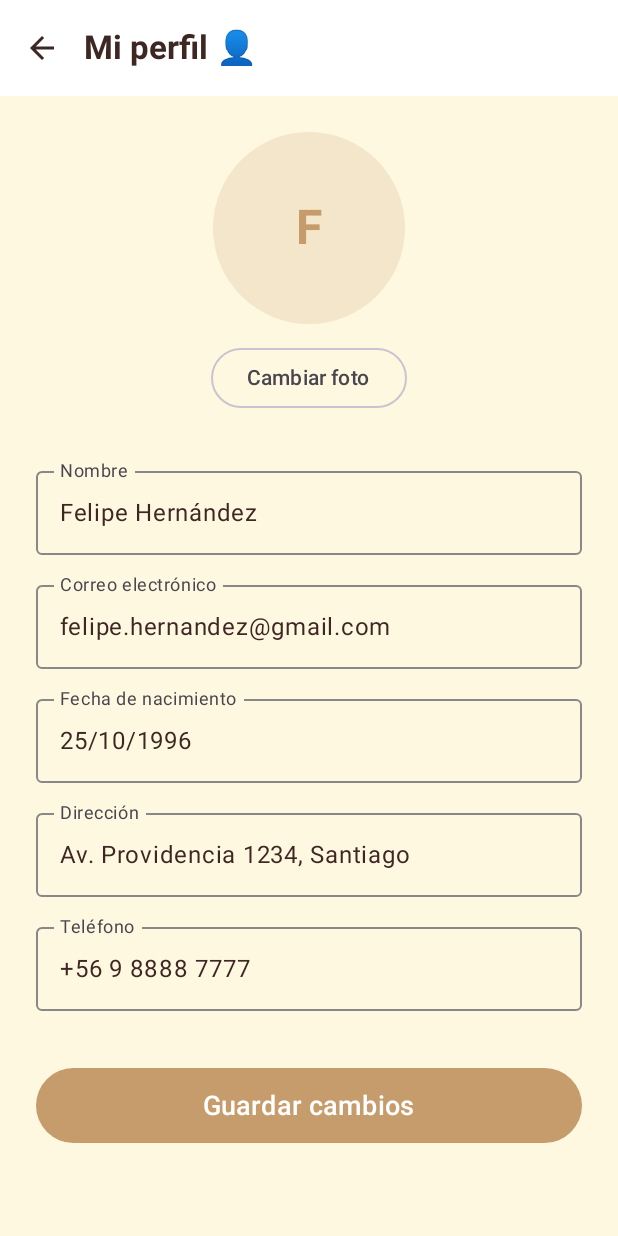
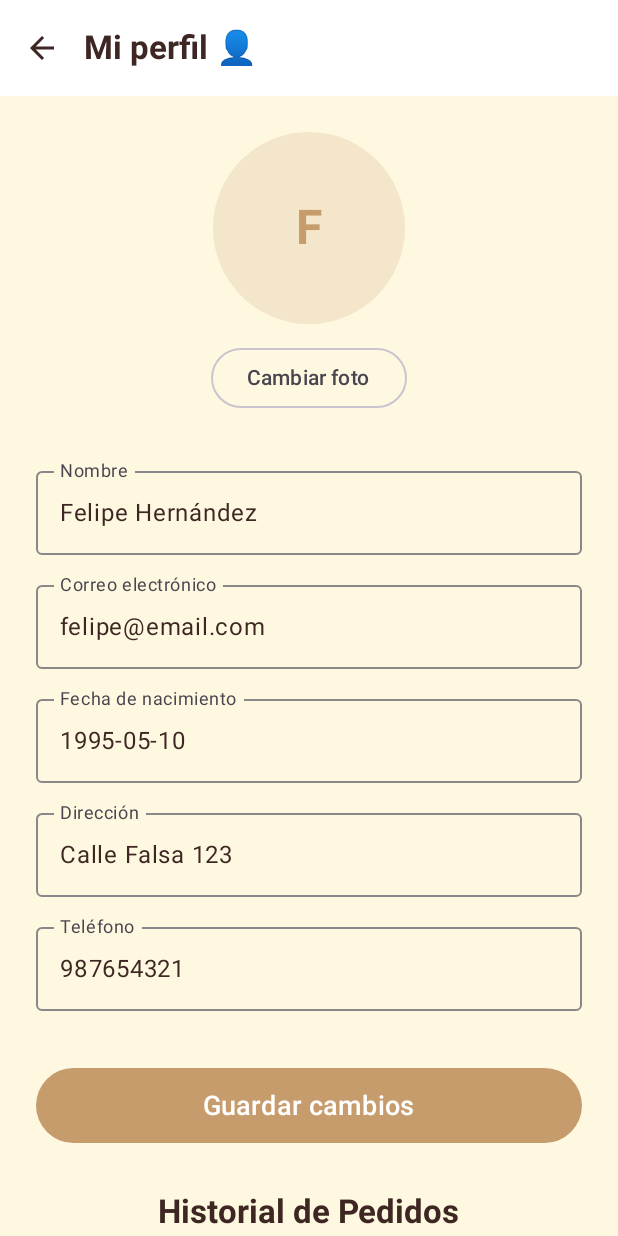
Before and after one commit to Felipe-aprendiendo/Mobile_Mr_Pastel, an Android app built with Jetpack Compose: the PerfilUsuarioScreen screen opened through its navigation route, after a tap on "Guardar cambios", on a phone screen of 412 x 824 dp. Run offline under Robolectric (Android 15) with nearby library versions, the phone set to English and light mode, and no system bars; our stand-ins replace livedata-compose.

Commit message:
view model listos

```diff
--- a/app/build.gradle.kts
+++ b/app/build.gradle.kts
@@ -60,5 +60,7 @@ dependencies {
     implementation(libs.androidx.window)
     implementation(libs.androidx.compose.material3.window.size)
     implementation(libs.coil.compose)
+    implementation(libs.androidx.runtime.livedata)
+    implementation(libs.androidx.lifecycle.viewmodel.compose)
 
 }
--- a/app/src/main/java/com/grupo3/misterpastel/ui/screens/PerfilUsuarioScreen.kt
+++ b/app/src/main/java/com/grupo3/misterpastel/ui/screens/PerfilUsuarioScreen.kt
@@ -1,7 +1,5 @@
 package com.grupo3.misterpastel.ui.screens
 
-import androidx.compose.ui.unit.sp
-import androidx.compose.foundation.Image
 import androidx.compose.foundation.background
 import androidx.compose.foundation.border
 import androidx.compose.foundation.layout.*
@@ -12,6 +10,7 @@ import androidx.compose.material.icons.Icons
 import androidx.compose.material.icons.automirrored.filled.ArrowBack
 import androidx.compose.material3.*
 import androidx.compose.runtime.*
+import androidx.compose.runtime.livedata.observeAsState
 import androidx.compose.ui.Alignment
 import androidx.compose.ui.Modifier
 import androidx.compose.ui.draw.clip
@@ -21,42 +20,41 @@ import androidx.compose.ui.platform.LocalContext
 import androidx.compose.ui.text.font.FontWeight
 import androidx.compose.ui.text.style.TextAlign
 import androidx.compose.ui.unit.dp
+import androidx.compose.ui.unit.sp
+import androidx.lifecycle.viewmodel.compose.viewModel
 import androidx.navigation.NavController
 import coil.compose.AsyncImage
 import coil.request.ImageRequest
-import com.grupo3.misterpastel.model.Usuario
+import com.grupo3.misterpastel.model.Pedido
+import com.grupo3.misterpastel.viewmodel.PerfilViewModel
+import java.text.SimpleDateFormat
+import java.util.Date
+import java.util.Locale
 
 @OptIn(ExperimentalMaterial3Api::class)
 @Composable
-fun PerfilUsuarioScreen(navController: NavController) {
+fun PerfilUsuarioScreen(navController: NavController, perfilViewModel: PerfilViewModel = viewModel()) {
 
-    // TODO: En el futuro, estos datos deben venir del ViewModel del usuario autenticado
-    // Ejemplo:
-    // val viewModel: PerfilViewModel = viewModel()
-    // val usuario by viewModel.usuario.collectAsState()
-    // Por ahora, usamos datos simulados.
-    var usuario by remember {
-        mutableStateOf(
-            Usuario(
-                id = "U001",
-                nombre = "Felipe Hernández",
-                email = "felipe.hernandez@gmail.com",
-                edad = 29,
-                fechaNacimiento = "25/10/1996",
-                direccion = "Av. Providencia 1234, Santiago",
-                telefono = "+56 9 8888 7777",
-                password = "secreto",
-                fotoUrl = null // null para mostrar placeholder
-            )
-        )
+    val usuario by perfilViewModel.usuario.observeAsState()
+    val pedidos by perfilViewModel.pedidos.observeAsState(initial = emptyList())
+
+    var nombre by remember { mutableStateOf("") }
+    var email by remember { mutableStateOf("") }
+    var fechaNacimiento by remember { mutableStateOf("") }
+    var direccion by remember { mutableStateOf("") }
+    var telefono by remember { mutableStateOf("") }
+    var edad by remember { mutableIntStateOf(0) }
+
+    LaunchedEffect(usuario) {
+        usuario?.let {
+            nombre = it.nombre
+            email = it.email
+            fechaNacimiento = it.fechaNacimiento
+            direccion = it.direccion
+            telefono = it.telefono
+            edad = it.edad
         }
-
-    // Variables temporales para los campos editables
-    var nombre by remember { mutableStateOf(usuario.nombre) }
-    var email by remember { mutableStateOf(usuario.email) }
-    var fechaNacimiento by remember { mutableStateOf(usuario.fechaNacimiento) }
-    var direccion by remember { mutableStateOf(usuario.direccion) }
-    var telefono by remember { mutableStateOf(usuario.telefono) }
+    }
 
     Scaffold(
         topBar = {
@@ -83,12 +81,11 @@ fun PerfilUsuarioScreen(navController: NavController) {
                 .padding(24.dp),
             horizontalAlignment = Alignment.CenterHorizontally
         ) {
-            // === FOTO DE PERFIL ===
-            if (usuario.fotoUrl != null) {
-                // Carga la imagen remota usando Coil
+            usuario?.let { user ->
+                if (user.fotoUrl != null) {
                     AsyncImage(
                         model = ImageRequest.Builder(LocalContext.current)
-                        .data(usuario.fotoUrl)
+                            .data(user.fotoUrl)
                             .crossfade(true)
                             .build(),
                         contentDescription = "Foto de perfil",
@@ -99,7 +96,6 @@ fun PerfilUsuarioScreen(navController: NavController) {
                             .border(3.dp, MaterialTheme.colorScheme.primary, CircleShape)
                     )
                 } else {
-                // Placeholder circular con inicial del nombre
                     Box(
                         modifier = Modifier
                             .size(128.dp)
@@ -117,22 +113,14 @@ fun PerfilUsuarioScreen(navController: NavController) {
 
                 Spacer(modifier = Modifier.height(12.dp))
 
-            // === BOTÓN CAMBIAR FOTO ===
                 OutlinedButton(
-                onClick = {
-                    // TODO: Implementar cambio de foto usando PhotoPicker o GetContent()
-                    // Ejemplo futuro:
-                    // val launcher = rememberLauncherForActivityResult(GetContent()) { uri ->
-                    //     viewModel.actualizarFotoUsuario(uri)
-                    // }
-                }
+                    onClick = { /* TODO: Implementar cambio de foto */ }
                 ) {
                     Text("Cambiar foto")
                 }
 
                 Spacer(modifier = Modifier.height(24.dp))
 
-            // === CAMPOS EDITABLES ===
                 PerfilTextField("Nombre", nombre) { nombre = it }
                 PerfilTextField("Correo electrónico", email) { email = it }
                 PerfilTextField("Fecha de nacimiento", fechaNacimiento) { fechaNacimiento = it }
@@ -141,20 +129,16 @@ fun PerfilUsuarioScreen(navController: NavController) {
 
                 Spacer(modifier = Modifier.height(32.dp))
 
-            // === BOTÓN GUARDAR CAMBIOS ===
                 Button(
                     onClick = {
-                    // TODO: Actualizar usuario en ViewModel/Repositorio
-                    // Ejemplo:
-                    // viewModel.actualizarUsuario(
-                    //     usuario.copy(nombre = nombre, email = email, direccion = direccion, ...)
-                    // )
-                    usuario = usuario.copy(
+                        perfilViewModel.actualizarDatosUsuario(
                             nombre = nombre,
                             email = email,
+                            edad = edad,
                             fechaNacimiento = fechaNacimiento,
                             direccion = direccion,
-                        telefono = telefono
+                            telefono = telefono,
+                            password = user.password
                         )
                     },
                     modifier = Modifier
@@ -163,13 +147,51 @@ fun PerfilUsuarioScreen(navController: NavController) {
                 ) {
                     Text("Guardar cambios", fontSize = 18.sp)
                 }
+
+                Spacer(modifier = Modifier.height(32.dp))
+
+                Text("Historial de Pedidos", style = MaterialTheme.typography.titleLarge, fontWeight = FontWeight.Bold)
+                Spacer(modifier = Modifier.height(16.dp))
+
+                if (pedidos.isEmpty()) {
+                    Text("No tienes pedidos anteriores.")
+                } else {
+                    pedidos.forEach { pedido ->
+                        PedidoItem(pedido)
+                        Spacer(modifier = Modifier.height(8.dp))
+                    }
+                }
+
+            } ?: run {
+                CircularProgressIndicator(modifier = Modifier.align(Alignment.CenterHorizontally))
+            }
         }
     }
 }
 
-/**
- * Campo reutilizable para los datos del perfil
- */
+@Composable
+fun PedidoItem(pedido: Pedido) {
+    val formattedDate = SimpleDateFormat("dd/MM/yyyy", Locale.getDefault()).format(Date(pedido.fecha))
+
+    Card(
+        modifier = Modifier.fillMaxWidth(),
+        elevation = CardDefaults.cardElevation(defaultElevation = 4.dp)
+    ) {
+        Column(modifier = Modifier.padding(16.dp)) {
+            Text("Pedido #${pedido.id}", fontWeight = FontWeight.Bold)
+            Text("Fecha: $formattedDate")
+            Text("Total: $${String.format("%.2f", pedido.total)}")
+            Text("Estado: ${pedido.estado}")
+            Spacer(modifier = Modifier.height(8.dp))
+
+            Text("Artículos:", fontWeight = FontWeight.SemiBold)
+            pedido.items.forEach { item ->
+                Text("- ${item.producto.nombre} (x${item.cantidad})")
+            }
+        }
+    }
+}
+
 @Composable
 fun PerfilTextField(label: String, value: String, onValueChange: (String) -> Unit) {
     OutlinedTextField(
--- a/gradle/libs.versions.toml
+++ b/gradle/libs.versions.toml
@@ -12,7 +12,8 @@ navigationCompose = "2.9.5"
 window = "1.3.0"
 material3WindowSizeClass = "1.3.1"
 coil = "2.6.0"
-
+runtimeLivedata = "1.6.7"
+lifecycleViewmodelCompose = "2.8.0"
 
 [libraries]
 androidx-core-ktx = { group = "androidx.core", name = "core-ktx", version.ref = "coreKtx" }
@@ -33,6 +34,8 @@ androidx-compose-ui-test-manifest = { group = "androidx.compose.ui", name = "ui-
 androidx-compose-ui-test-junit4 = { group = "androidx.compose.ui", name = "ui-test-junit4" }
 androidx-compose-material3 = { group = "androidx.compose.material3", name = "material3" }
 coil-compose = {module = "io.coil-kt:coil-compose", version.ref = "coil"}
+androidx-runtime-livedata = { group = "androidx.compose.runtime", name = "runtime-livedata", version.ref = "runtimeLivedata" }
+androidx-lifecycle-viewmodel-compose = { group = "androidx.lifecycle", name = "lifecycle-viewmodel-compose", version.ref = "lifecycleViewmodelCompose" }
 
 
 [plugins]
```
Lines whose indentation alone changed are shown as unchanged.
